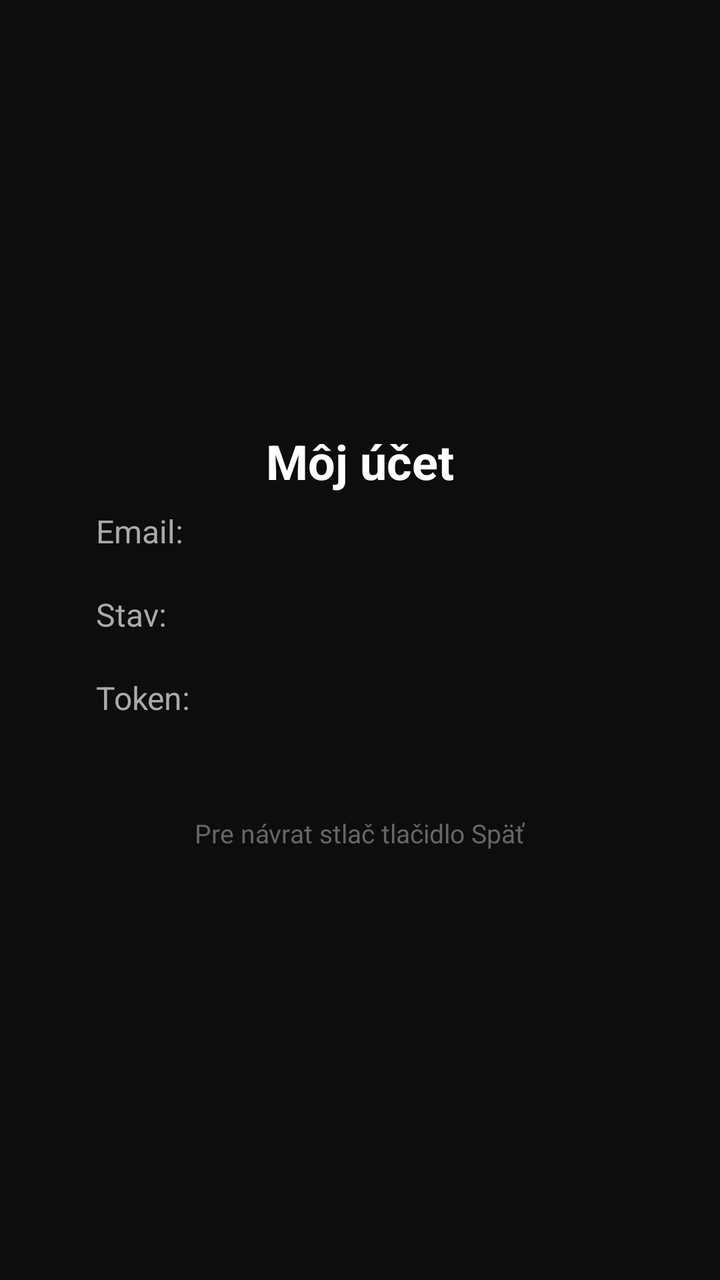
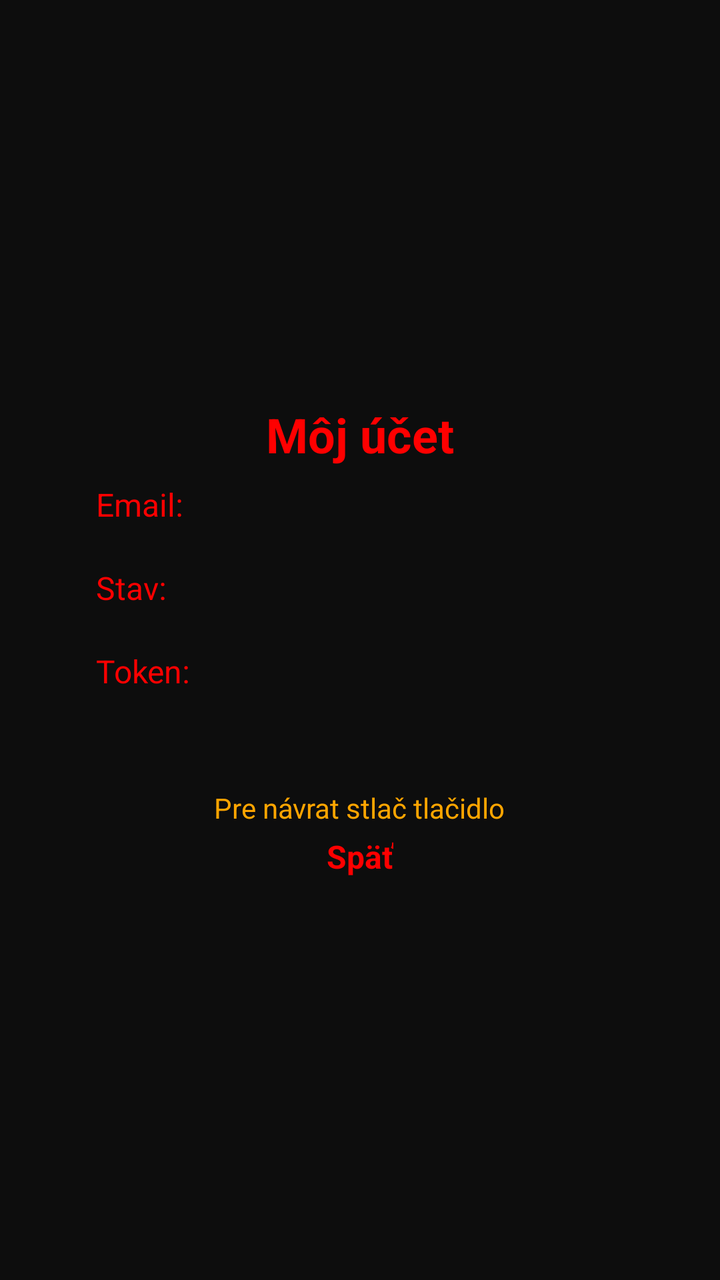

Screens rendered from an Android XML layout before and after an edit, with the pre-edit source and the edit as a unified diff.
<!-- AndroidManifest.xml: application theme Theme.JojPlay -->
<!-- res/layout/activity_account.xml -->
<?xml version="1.0" encoding="utf-8"?>
<LinearLayout xmlns:android="http://schemas.android.com/apk/res/android"
    android:layout_width="match_parent"
    android:layout_height="match_parent"
    android:orientation="vertical"
    android:gravity="center"
    android:background="#0D0D0D"
    android:padding="48dp">

    <TextView
        android:layout_width="wrap_content"
        android:layout_height="wrap_content"
        android:text="Môj účet"
        android:textColor="#FFFFFF"
        android:textSize="24sp"
        android:textStyle="bold"
        android:layout_marginBottom="8dp"/>
    
  
    <LinearLayout
        android:layout_width="match_parent"
        android:layout_height="wrap_content"
        android:orientation="horizontal"
        android:layout_marginBottom="20dp">
        <TextView
            android:layout_width="140dp"
            android:layout_height="wrap_content"
            android:text="Email:"
            android:textColor="#AAAAAA"
            android:textSize="16sp"/>
        <TextView
            android:id="@+id/tvAccountEmail"
            android:layout_width="wrap_content"
            android:layout_height="wrap_content"
            android:textColor="#FFFFFF"
            android:textSize="16sp"
            android:textStyle="bold"/>
    </LinearLayout>

    
    <LinearLayout
        android:layout_width="match_parent"
        android:layout_height="wrap_content"
        android:orientation="horizontal"
        android:layout_marginBottom="20dp">
        <TextView
            android:layout_width="140dp"
            android:layout_height="wrap_content"
            android:text="Stav:"
            android:textColor="#AAAAAA"
            android:textSize="16sp"/>
        <TextView
            android:id="@+id/tvAccountStatus"
            android:layout_width="wrap_content"
            android:layout_height="wrap_content"
            android:textColor="#FFFFFF"
            android:textSize="16sp"
            android:textStyle="bold"/>
    </LinearLayout>

    
    <LinearLayout
        android:layout_width="match_parent"
        android:layout_height="wrap_content"
        android:orientation="horizontal"
        android:layout_marginBottom="48dp">
        <TextView
            android:layout_width="140dp"
            android:layout_height="wrap_content"
            android:text="Token:"
            android:textColor="#AAAAAA"
            android:textSize="16sp"/>
        <TextView
            android:id="@+id/tvAccountExpiry"
            android:layout_width="wrap_content"
            android:layout_height="wrap_content"
            android:textColor="#FFFFFF"
            android:textSize="16sp"/>
    </LinearLayout>

    
    <TextView
        android:layout_width="wrap_content"
        android:layout_height="wrap_content"
        android:text="Pre návrat stlač tlačidlo Späť"
        android:textColor="#666666"
        android:textSize="13sp"/>

</LinearLayout>
<!-- resources referenced by this layout -->
<resources>
  <style name="Theme.JojPlay" parent="Theme.MaterialComponents.DayNight.NoActionBar">
          <item name="colorPrimary">#E30613</item>
          <item name="colorPrimaryVariant">#B00010</item>
          <item name="colorOnPrimary">#FFFFFF</item>
          <item name="colorSecondary">#E30613</item>
          <item name="colorAccent">#E30613</item>
          <item name="android:windowBackground">#0D0D0D</item>
          <item name="android:statusBarColor">#000000</item>
          <item name="android:navigationBarColor">#000000</item>
          <item name="strokeColor">#E30613</item>
          <item name="android:listSelector">@drawable/list_selector</item>
          <item name="android:colorFocusedHighlight">#E30613</item>
      </style>
  <!-- drawable list_selector (drawable) -->
  <?xml version="1.0" encoding="utf-8"?>
  <selector xmlns:android="http://schemas.android.com/apk/res/android">
      <item android:state_focused="true">
          <shape>
              <solid android:color="#55E30613"/>
              <corners android:radius="4dp"/>
          </shape>
      </item>
      <item android:drawable="@android:color/transparent"/>
  </selector>
</resources>

<!-- the commit's change to res/layout/activity_account.xml (unified diff, before → after) -->
@@ -11,12 +11,11 @@
         android:layout_width="wrap_content"
         android:layout_height="wrap_content"
         android:text="Môj účet"
-        android:textColor="#FFFFFF"
+        android:textColor="#FF0000"
         android:textSize="24sp"
         android:textStyle="bold"
         android:layout_marginBottom="8dp"/>
     
-  
     <LinearLayout
         android:layout_width="match_parent"
         android:layout_height="wrap_content"
@@ -26,18 +25,17 @@
             android:layout_width="140dp"
             android:layout_height="wrap_content"
             android:text="Email:"
-            android:textColor="#AAAAAA"
+            android:textColor="#FF0000"
             android:textSize="16sp"/>
         <TextView
             android:id="@+id/tvAccountEmail"
             android:layout_width="wrap_content"
             android:layout_height="wrap_content"
-            android:textColor="#FFFFFF"
+            android:textColor="#00FF00"
             android:textSize="16sp"
             android:textStyle="bold"/>
     </LinearLayout>
 
-    
     <LinearLayout
         android:layout_width="match_parent"
         android:layout_height="wrap_content"
@@ -47,7 +45,7 @@
             android:layout_width="140dp"
             android:layout_height="wrap_content"
             android:text="Stav:"
-            android:textColor="#AAAAAA"
+            android:textColor="#FF0000"
             android:textSize="16sp"/>
         <TextView
             android:id="@+id/tvAccountStatus"
@@ -58,7 +56,6 @@
             android:textStyle="bold"/>
     </LinearLayout>
 
-    
     <LinearLayout
         android:layout_width="match_parent"
         android:layout_height="wrap_content"
@@ -68,7 +65,7 @@
             android:layout_width="140dp"
             android:layout_height="wrap_content"
             android:text="Token:"
-            android:textColor="#AAAAAA"
+            android:textColor="#FF0000"
             android:textSize="16sp"/>
         <TextView
             android:id="@+id/tvAccountExpiry"
@@ -78,12 +75,20 @@
             android:textSize="16sp"/>
     </LinearLayout>
 
-    
     <TextView
         android:layout_width="wrap_content"
         android:layout_height="wrap_content"
-        android:text="Pre návrat stlač tlačidlo Späť"
-        android:textColor="#666666"
-        android:textSize="13sp"/>
+        android:text="Pre návrat stlač tlačidlo"
+        android:textColor="#FFA500"
+        android:textSize="14sp"
+        android:layout_marginBottom="4dp"/>
+
+    <TextView
+        android:layout_width="wrap_content"
+        android:layout_height="wrap_content"
+        android:text="Späť"
+        android:textColor="#FF0000"
+        android:textSize="16sp"
+        android:textStyle="bold"/>
 
 </LinearLayout>
